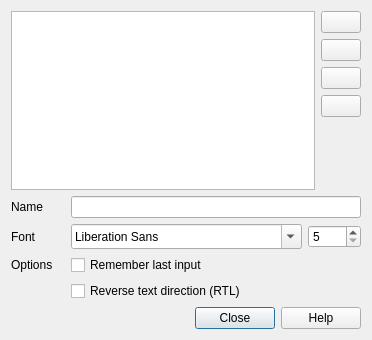
The window that designer/fields.ui (ankitects/anki) describes before a commit, drawn with Qt 5.
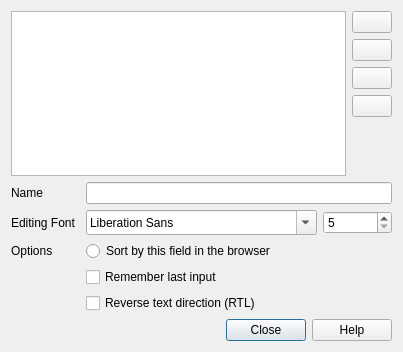
The same window after the commit. Icons and pictures are not drawn.

Commit message: work on fields dialog

```diff
--- a/designer/fields.ui
+++ b/designer/fields.ui
@@ -6,8 +6,8 @@
    <rect>
     <x>0</x>
     <y>0</y>
-    <width>372</width>
-    <height>340</height>
+    <width>403</width>
+    <height>352</height>
    </rect>
   </property>
   <property name="windowTitle">
@@ -131,7 +131,7 @@
      <item row="1" column="0">
       <widget class="QLabel" name="label_5">
        <property name="text">
-        <string>Font</string>
+        <string>Editing Font</string>
        </property>
       </widget>
      </item>
@@ -145,14 +145,7 @@
        </property>
       </widget>
      </item>
-     <item row="2" column="0">
-      <widget class="QLabel" name="label_18">
-       <property name="text">
-        <string>Options</string>
-       </property>
-      </widget>
-     </item>
-     <item row="3" column="1">
+     <item row="4" column="1">
       <widget class="QCheckBox" name="rtl">
        <property name="text">
         <string>Reverse text direction (RTL)</string>
@@ -169,13 +162,27 @@
        </property>
       </widget>
      </item>
-     <item row="2" column="1">
+     <item row="3" column="1">
       <widget class="QCheckBox" name="sticky">
        <property name="text">
         <string>Remember last input</string>
        </property>
       </widget>
      </item>
+     <item row="2" column="0">
+      <widget class="QLabel" name="label_18">
+       <property name="text">
+        <string>Options</string>
+       </property>
+      </widget>
+     </item>
+     <item row="2" column="1">
+      <widget class="QRadioButton" name="sortField">
+       <property name="text">
+        <string>Sort by this field in the browser</string>
+       </property>
+      </widget>
+     </item>
     </layout>
    </item>
    <item>
```
The commit also changes 6 other files.
